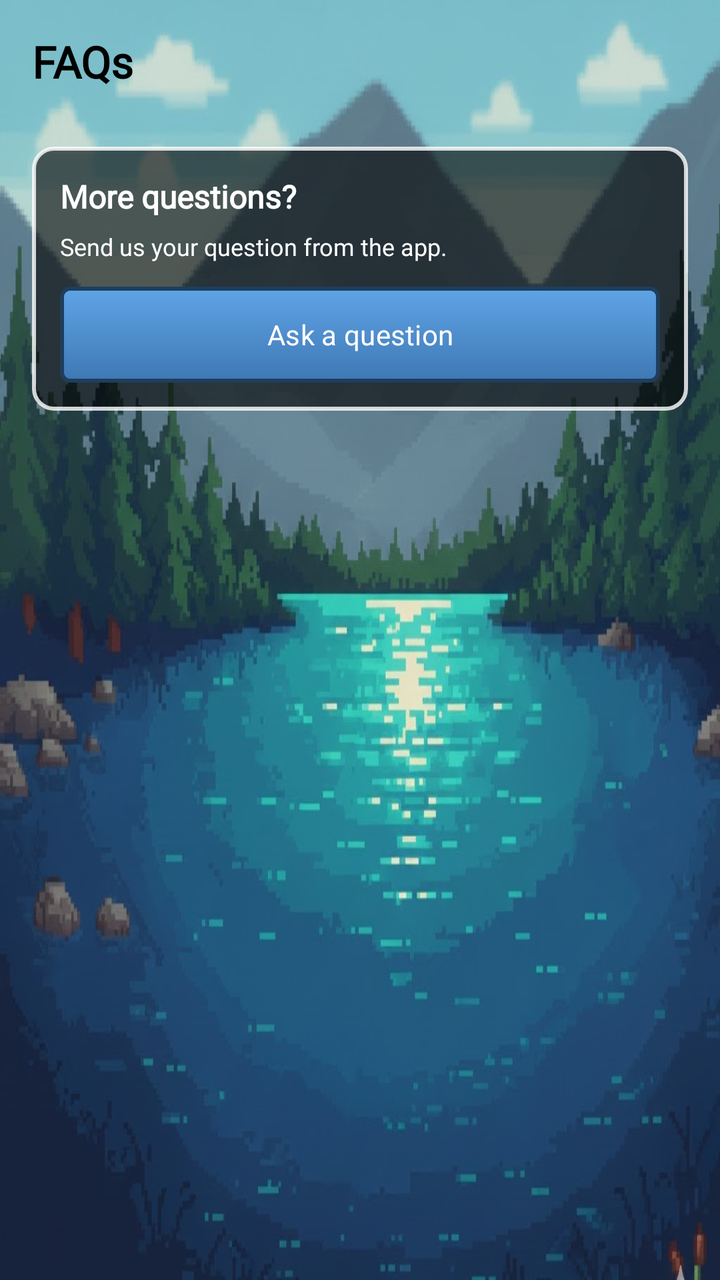
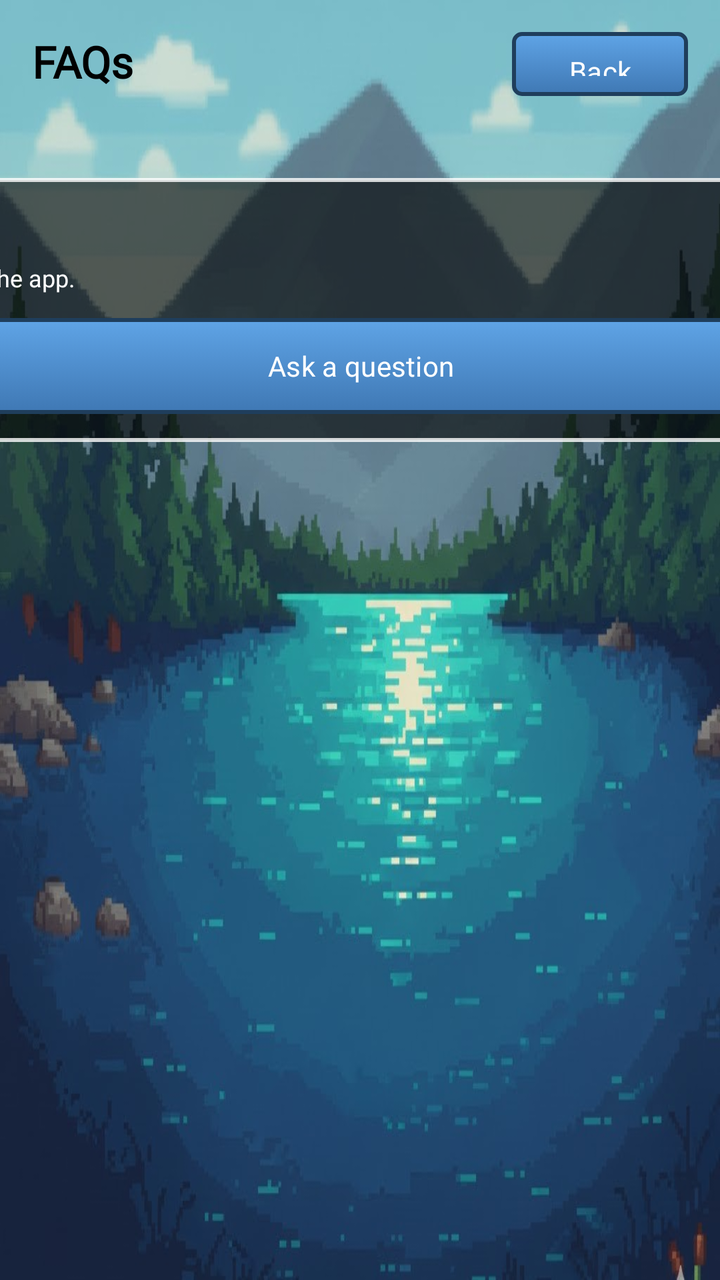

Before-and-after screenshots of an Android layout around one commit, followed by the original layout XML and the change that was made.
<!-- AndroidManifest.xml: application theme Theme.Android_Proyecto -->
<!-- res/layout/activity_faq.xml -->
<?xml version="1.0" encoding="utf-8"?>
<androidx.constraintlayout.widget.ConstraintLayout xmlns:android="http://schemas.android.com/apk/res/android"
    xmlns:app="http://schemas.android.com/apk/res-auto"
    android:layout_width="match_parent"
    android:layout_height="match_parent"
    android:background="@drawable/fondologin">

    <androidx.core.widget.NestedScrollView
        android:id="@+id/scrollFaq"
        android:layout_width="0dp"
        android:layout_height="0dp"
        android:fillViewport="true"
        android:padding="16dp"
        app:layout_constraintTop_toTopOf="parent"
        app:layout_constraintBottom_toBottomOf="parent"
        app:layout_constraintStart_toStartOf="parent"
        app:layout_constraintEnd_toEndOf="parent">

        <LinearLayout
            android:layout_width="match_parent"
            android:layout_height="wrap_content"
            android:orientation="vertical">

            <TextView
                android:id="@+id/tvFaqTitle"
                android:layout_width="wrap_content"
                android:layout_height="wrap_content"
                android:fontFamily="@font/pixel_font"
                android:text="FAQs"
                android:textSize="22sp"
                android:textStyle="bold"
                android:textColor="@android:color/black" />

            <androidx.recyclerview.widget.RecyclerView
                android:id="@+id/recyclerFaqs"
                android:layout_width="match_parent"
                android:layout_height="wrap_content"
                android:layout_marginTop="12dp"
                android:nestedScrollingEnabled="false" />

            <LinearLayout
                android:id="@+id/moreQuestionsContainer"
                android:layout_width="match_parent"
                android:layout_height="wrap_content"
                android:layout_marginTop="16dp"
                android:layout_marginBottom="18dp"
                android:orientation="vertical"
                android:background="@drawable/bg_panel_dark"
                android:padding="14dp">

                <TextView
                    android:id="@+id/tvMoreQuestions"
                    android:layout_width="match_parent"
                    android:layout_height="wrap_content"
                    android:fontFamily="@font/pixel_font"
                    android:text="More questions?"
                    android:textStyle="bold"
                    android:textSize="16sp"
                    android:textColor="@android:color/white" />

                <TextView
                    android:id="@+id/tvMoreQuestionsDesc"
                    android:layout_width="match_parent"
                    android:layout_height="wrap_content"
                    android:layout_marginTop="6dp"
                    android:fontFamily="@font/pixel_font"
                    android:text="Send us your question from the app."
                    android:textSize="12sp"
                    android:textColor="@android:color/white" />

                <Button
                    android:id="@+id/btnAskQuestion"
                    android:layout_width="match_parent"
                    android:layout_height="48dp"
                    android:layout_marginTop="12dp"
                    android:background="@drawable/pixel_button_bg"
                    android:fontFamily="@font/pixel_font"
                    android:text="Ask a question"
                    android:textSize="14sp"
                    app:backgroundTint="@null" />
            </LinearLayout>

        </LinearLayout>
    </androidx.core.widget.NestedScrollView>

</androidx.constraintlayout.widget.ConstraintLayout>
<!-- resources referenced by this layout -->
<resources>
  <!-- drawable bg_panel_dark (drawable) -->
  <?xml version="1.0" encoding="utf-8"?>
  <shape xmlns:android="http://schemas.android.com/apk/res/android">
      <solid android:color="#99000000"/>
      <stroke android:width="2dp" android:color="#CCFFFFFF"/>
      <corners android:radius="10dp"/>
  </shape>
  <!-- drawable fondologin: jpg bitmap (drawable, 96286 bytes) -->
  <!-- drawable pixel_button_bg (drawable) -->
  <?xml version="1.0" encoding="utf-8"?>
  <selector xmlns:android="http://schemas.android.com/apk/res/android">
  
      <item android:state_pressed="true">
          <shape android:shape="rectangle">
              <corners android:radius="4dp"/>
              <solid android:color="#2D5A8C"/>
              <stroke android:width="2dp" android:color="#1F3E5C"/>
          </shape>
      </item>
  
      <item>
          <shape android:shape="rectangle">
              <corners android:radius="4dp"/>
              <stroke android:width="2dp" android:color="#1F3E5C"/>
              <gradient
                  android:angle="270"
                  android:startColor="#5FA4E6"  android:endColor="#3F78B4"    android:type="linear"/>
          </shape>
      </item>
  </selector>
  <style name="Theme.Android_Proyecto" parent="Base.Theme.Android_Proyecto" />
  <style name="Base.Theme.Android_Proyecto" parent="Theme.Material3.DayNight.NoActionBar">
          
          
      </style>
</resources>

<!-- the commit's change to res/layout/activity_faq.xml (unified diff, before → after) -->
@@ -1,42 +1,75 @@
 <?xml version="1.0" encoding="utf-8"?>
 <androidx.constraintlayout.widget.ConstraintLayout xmlns:android="http://schemas.android.com/apk/res/android"
     xmlns:app="http://schemas.android.com/apk/res-auto"
+    xmlns:tools="http://schemas.android.com/tools"
     android:layout_width="match_parent"
     android:layout_height="match_parent"
     android:background="@drawable/fondologin">
 
+
+    <Button
+        android:id="@+id/btnBack"
+        android:layout_width="wrap_content"
+        android:layout_height="32dp"
+        android:layout_gravity="start|center_vertical"
+        android:layout_marginTop="16dp"
+        android:layout_marginEnd="16dp"
+        android:background="@drawable/pixel_button_bg"
+        android:fontFamily="@font/pixel_font"
+        android:paddingHorizontal="12dp"
+        android:text="Back"
+        android:textAllCaps="false"
+        android:textSize="14sp"
+        app:backgroundTint="@null"
+        app:layout_constraintBottom_toBottomOf="parent"
+        app:layout_constraintEnd_toEndOf="parent"
+        app:layout_constraintHorizontal_bias="1.0"
+        app:layout_constraintStart_toStartOf="parent"
+        app:layout_constraintTop_toTopOf="parent"
+        app:layout_constraintVertical_bias="0.0" />
+
+    <TextView
+        android:id="@+id/tvFaqTitle"
+        android:layout_width="96dp"
+        android:layout_height="29dp"
+        android:layout_marginStart="16dp"
+        android:layout_marginTop="16dp"
+        android:fontFamily="@font/pixel_font"
+        android:text="FAQs"
+        android:textColor="@android:color/black"
+        android:textSize="22sp"
+        android:textStyle="bold"
+        app:layout_constraintEnd_toEndOf="parent"
+        app:layout_constraintHorizontal_bias="0.0"
+        app:layout_constraintStart_toStartOf="parent"
+        app:layout_constraintTop_toTopOf="parent" />
+
     <androidx.core.widget.NestedScrollView
         android:id="@+id/scrollFaq"
-        android:layout_width="0dp"
-        android:layout_height="0dp"
+        android:layout_width="733dp"
+        android:layout_height="364dp"
         android:fillViewport="true"
         android:padding="16dp"
-        app:layout_constraintTop_toTopOf="parent"
         app:layout_constraintBottom_toBottomOf="parent"
+        app:layout_constraintEnd_toEndOf="parent"
         app:layout_constraintStart_toStartOf="parent"
-        app:layout_constraintEnd_toEndOf="parent">
+        app:layout_constraintTop_toBottomOf="@+id/tvFaqTitle"
+        app:layout_constraintVertical_bias="0.0">
 
         <LinearLayout
             android:layout_width="match_parent"
             android:layout_height="wrap_content"
             android:orientation="vertical">
 
-            <TextView
-                android:id="@+id/tvFaqTitle"
-                android:layout_width="wrap_content"
-                android:layout_height="wrap_content"
-                android:fontFamily="@font/pixel_font"
-                android:text="FAQs"
-                android:textSize="22sp"
-                android:textStyle="bold"
-                android:textColor="@android:color/black" />
 
             <androidx.recyclerview.widget.RecyclerView
                 android:id="@+id/recyclerFaqs"
                 android:layout_width="match_parent"
                 android:layout_height="wrap_content"
                 android:layout_marginTop="12dp"
-                android:nestedScrollingEnabled="false" />
+                android:nestedScrollingEnabled="false"
+                tools:itemCount="1"
+                tools:listitem="@layout/item_faq" />
 
             <LinearLayout
                 android:id="@+id/moreQuestionsContainer"
@@ -44,8 +77,8 @@
                 android:layout_height="wrap_content"
                 android:layout_marginTop="16dp"
                 android:layout_marginBottom="18dp"
+                android:background="@drawable/bg_panel_dark"
                 android:orientation="vertical"
-                android:background="@drawable/bg_panel_dark"
                 android:padding="14dp">
 
                 <TextView
@@ -54,9 +87,9 @@
                     android:layout_height="wrap_content"
                     android:fontFamily="@font/pixel_font"
                     android:text="More questions?"
-                    android:textStyle="bold"
+                    android:textColor="@android:color/white"
                     android:textSize="16sp"
-                    android:textColor="@android:color/white" />
+                    android:textStyle="bold" />
 
                 <TextView
                     android:id="@+id/tvMoreQuestionsDesc"
@@ -65,8 +98,8 @@
                     android:layout_marginTop="6dp"
                     android:fontFamily="@font/pixel_font"
                     android:text="Send us your question from the app."
-                    android:textSize="12sp"
-                    android:textColor="@android:color/white" />
+                    android:textColor="@android:color/white"
+                    android:textSize="12sp" />
 
                 <Button
                     android:id="@+id/btnAskQuestion"
@@ -84,3 +117,55 @@
     </androidx.core.widget.NestedScrollView>
 
 </androidx.constraintlayout.widget.ConstraintLayout>
+<!-- res/layout/item_faq.xml (included above) -->
+<?xml version="1.0" encoding="utf-8"?>
+<LinearLayout xmlns:android="http://schemas.android.com/apk/res/android"
+android:layout_width="match_parent"
+android:layout_height="wrap_content"
+android:orientation="vertical"
+android:padding="8dp"
+android:layout_margin="6dp">
+
+
+    <LinearLayout
+        android:id="@+id/layoutQuestion"
+        android:layout_width="match_parent"
+        android:layout_height="wrap_content"
+        android:background="@drawable/bg_rod_card"
+        android:gravity="center_vertical"
+        android:orientation="horizontal"
+        android:padding="10dp">
+
+        <TextView
+            android:id="@+id/tvQuestion"
+            android:layout_width="0dp"
+            android:layout_height="wrap_content"
+            android:layout_weight="1"
+            android:fontFamily="@font/pixel_font"
+            android:text="¿Cómo consigo monedas?"
+            android:textColor="#FFFFFF"
+            android:textSize="14sp"
+            android:textStyle="bold" />
+
+        
+        <ImageView
+            android:id="@+id/imgArrow"
+            android:layout_width="24dp"
+            android:layout_height="24dp"
+            android:padding="2dp"
+            android:src="@android:drawable/arrow_down_float"/>
+    </LinearLayout>
+
+
+    <TextView
+        android:id="@+id/tvAnswer"
+        android:layout_width="match_parent"
+        android:layout_height="wrap_content"
+        android:background="@drawable/bg_rod_card_2"
+        android:fontFamily="@font/pixel_font"
+        android:padding="10dp"
+        android:text="Puedes conseguir monedas pescando peces y vendiéndolos en la tienda."
+        android:textColor="#DDDDDD"
+        android:textSize="13sp"
+        android:visibility="gone" />
+</LinearLayout>
<!-- resource entries referenced after the edit -->
@@ -6,6 +6,43 @@
       <solid android:color="#99000000"/>
       <stroke android:width="2dp" android:color="#CCFFFFFF"/>
       <corners android:radius="10dp"/>
+  </shape>
+  <!-- drawable bg_rod_card (drawable) -->
+  <?xml version="1.0" encoding="utf-8"?>
+  <shape xmlns:android="http://schemas.android.com/apk/res/android"
+      android:shape="rectangle">
+  
+      <solid android:color="#66000000" />
+  
+      <stroke
+          android:width="2dp"
+          android:color="#BBBBBB" />
+  
+      <corners android:radius="6dp" />
+  
+      <padding
+          android:left="6dp"
+          android:top="6dp"
+          android:right="6dp"
+          android:bottom="6dp" />
+  </shape>
+  <!-- drawable bg_rod_card_2 (drawable) -->
+  <?xml version="1.0" encoding="utf-8"?>
+  <shape xmlns:android="http://schemas.android.com/apk/res/android"
+      android:shape="rectangle">
+  
+      <solid android:color="#66000000" />
+  
+  
+      <corners android:bottomLeftRadius="6dp"
+           android:bottomRightRadius="6dp"/>
+  
+  
+      <padding
+          android:left="6dp"
+          android:top="6dp"
+          android:right="6dp"
+          android:bottom="6dp" />
   </shape>
   <!-- drawable fondologin: jpg bitmap (drawable, 96286 bytes) -->
   <!-- drawable pixel_button_bg (drawable) -->
